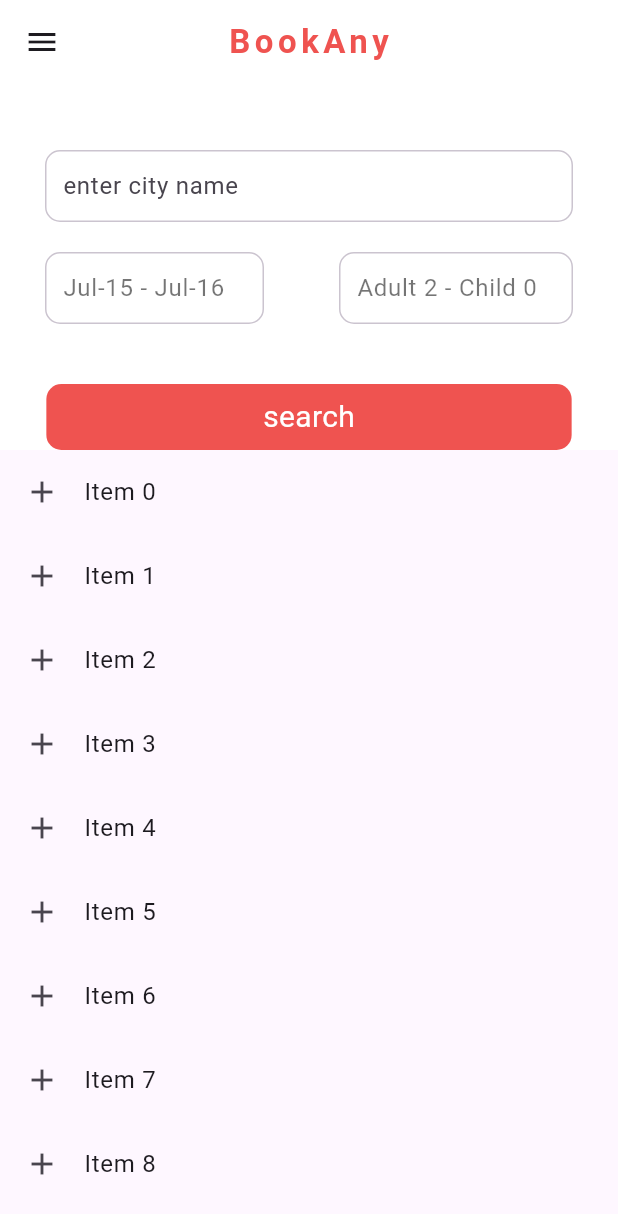
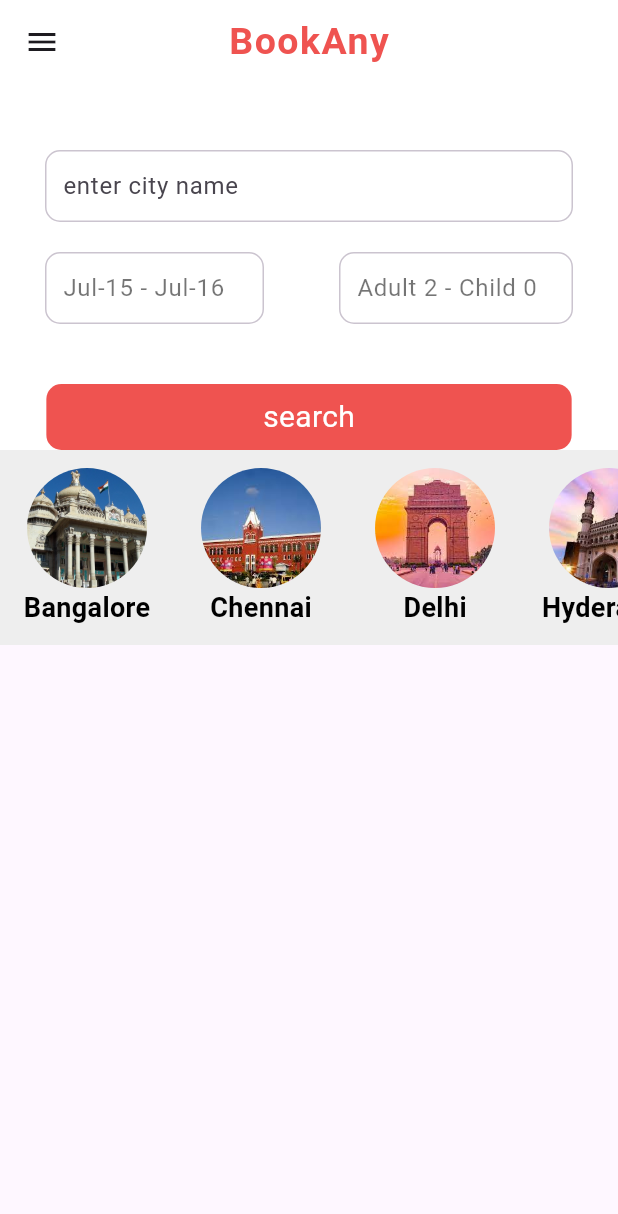
Before and after one commit to naveenprasanth2/practise1, a Flutter app: the screen it shows after launch, on a phone screen of 412 x 824 dp. Shown: the top 1214 px of the screen. Run offline on Flutter 3.47's test engine with Material 2 defaults, Android fonts, the phone set to English and light mode, and no system bars.

Commit message:
tillLocationBar

```diff
--- /dev/null
+++ b/lib/list_view_test/constants/location_constants.dart
@@ -0,0 +1,12 @@
+class LocationConstants {
+  static List<String> locationImages = [
+    "assets/bangalore.jpg",
+    "assets/chennai.jpg",
+    "assets/delhi.jpg",
+    "assets/hyderabad.jpg",
+    "assets/kolkata.jpg",
+    "assets/mumbai.jpg",
+    "assets/trivandrum.jpg",
+    "assets/location.jpg"
+  ];
+}
--- a/lib/list_view_test/screens/slivers.dart
+++ b/lib/list_view_test/screens/slivers.dart
@@ -1,7 +1,9 @@
 import 'package:flutter/material.dart';
 import 'package:practise1/list_view_test/providers/date_provider.dart';
+import 'package:practise1/list_view_test/widgets/city_widget.dart';
 import 'package:provider/provider.dart';
 
+import '../constants/location_constants.dart';
 import '../widgets/bottom_sheet.dart';
 import '../providers/count_providers.dart';
 import '../widgets/my_drawer.dart';
@@ -27,7 +29,8 @@ class _SliversTestState extends State<SliversTest> {
                 "BookAny",
                 style: TextStyle(
                   color: Colors.red.shade400,
-                  letterSpacing: 3,
+                  letterSpacing: 1,
+                  fontSize: 25,
                   fontWeight: FontWeight.bold,
                 ),
               ),
@@ -83,11 +86,9 @@ class _SliversTestState extends State<SliversTest> {
                               child: TextField(
                                 controller: TextEditingController(),
                                 decoration: InputDecoration(
-                                    hintText: Provider.of<DateProvider>(context,
-                                                listen: true)
-                                            .date ??
-                                        Provider.of<DateProvider>(context,
-                                            listen: true).initialDate,
+                                    hintText: Provider.of<DateProvider>(context, listen: true).date ??
+                                        Provider.of<DateProvider>(context, listen: true)
+                                            .initialDate,
                                     hintStyle:
                                         const TextStyle(color: Colors.black54),
                                     border: OutlineInputBorder(
@@ -106,8 +107,7 @@ class _SliversTestState extends State<SliversTest> {
                                         borderRadius:
                                             BorderRadius.circular(10)),
                                     disabledBorder: OutlineInputBorder(
-                                        borderSide:
-                                            Divider.createBorderSide(context),
+                                        borderSide: Divider.createBorderSide(context),
                                         borderRadius: BorderRadius.circular(10)),
                                     filled: false,
                                     contentPadding: const EdgeInsets.all(8),
@@ -137,7 +137,7 @@ class _SliversTestState extends State<SliversTest> {
                                   hintText:
                                       "Adult ${Provider.of<CountProviders>(context, listen: true).adultCount} - Child ${Provider.of<CountProviders>(context, listen: true).childCount}",
                                   hintStyle:
-                                  const TextStyle(color: Colors.black54),
+                                      const TextStyle(color: Colors.black54),
                                   border: OutlineInputBorder(
                                       borderSide:
                                           Divider.createBorderSide(context),
@@ -172,8 +172,8 @@ class _SliversTestState extends State<SliversTest> {
                     Flexible(
                       child: InkWell(
                         onTap: () {
-                          Navigator.of(context)
-                              .push(MaterialPageRoute(builder: (builder) => const SliversTest()));
+                          Navigator.of(context).push(MaterialPageRoute(
+                              builder: (builder) => const SliversTest()));
                         },
                         child: Container(
                           height: 50,
@@ -195,15 +195,21 @@ class _SliversTestState extends State<SliversTest> {
               ),
             ),
           ),
-          SliverList(
-            delegate: SliverChildBuilderDelegate(
-              (context, index) {
-                return ListTile(
-                  title: Text("Item $index"),
-                  leading: const Icon(Icons.add),
-                );
-              },
-              childCount: 100,
+          SliverToBoxAdapter(
+            child: Container(
+              color: Colors.grey.shade200,
+              height: 130, // Set the height of the horizontal list
+              child: ListView.builder(
+                scrollDirection: Axis.horizontal,
+                // Set the scroll direction to horizontal
+                itemCount: LocationConstants.locationImages.length,
+                // Set the number of items in the list
+                itemBuilder: (BuildContext context, int index) {
+                  return CityWidget(
+                    cityName: LocationConstants.locationImages[index],
+                  );
+                },
+              ),
             ),
           ),
         ],
--- /dev/null
+++ b/lib/list_view_test/widgets/city_widget.dart
@@ -0,0 +1,41 @@
+import 'package:flutter/material.dart';
+
+class CityWidget extends StatelessWidget {
+  final String cityName;
+
+  const CityWidget({super.key, required this.cityName});
+
+  @override
+  Widget build(BuildContext context) {
+    return Container(
+      margin: const EdgeInsets.all(8.0),
+      width: 100,
+      decoration: BoxDecoration(
+        color: Colors.grey.shade200,
+      ),
+      child: Column(
+        mainAxisAlignment: MainAxisAlignment.center,
+        children: [
+          CircleAvatar(
+            radius: 40, // Set the radius of the circular widget
+            backgroundColor: Colors.grey.shade200,
+            backgroundImage: AssetImage(
+                cityName), // Set the background color of the circular widget
+          ),
+          Text(
+            cityName.split("/")[1].split(".")[0].substring(0, 1).toUpperCase() +
+                cityName
+                    .split("/")[1]
+                    .split(".")[0]
+                    .substring(1, cityName.split("/")[1].split(".")[0].length),
+            style: const TextStyle(
+              color: Colors.black, // Set the text color
+              fontSize: 18, // Set the font size
+              fontWeight: FontWeight.bold, // Set the font weight
+            ),
+          ),
+        ],
+      ),
+    );
+  }
+}
--- a/pubspec.yaml
+++ b/pubspec.yaml
@@ -61,9 +61,8 @@ flutter:
   uses-material-design: true
 
   # To add assets to your application, add an assets section, like this:
-  # assets:
-  #   - images/a_dot_burr.jpeg
-  #   - images/a_dot_ham.jpeg
+  assets:
+     - assets/
 
   # An image asset can refer to one or more resolution-specific "variants", see
   # https://flutter.dev/assets-and-images/#resolution-aware
```
Also changed, not shown: assets/bangalore.jpg (added), assets/chennai.jpg (added), assets/delhi.jpg (added), assets/hyderabad.jpg (added), assets/kolkata.jpg (added), assets/location.jpg (added), assets/mumbai.jpg (added), assets/trivandrum.jpg (added).
